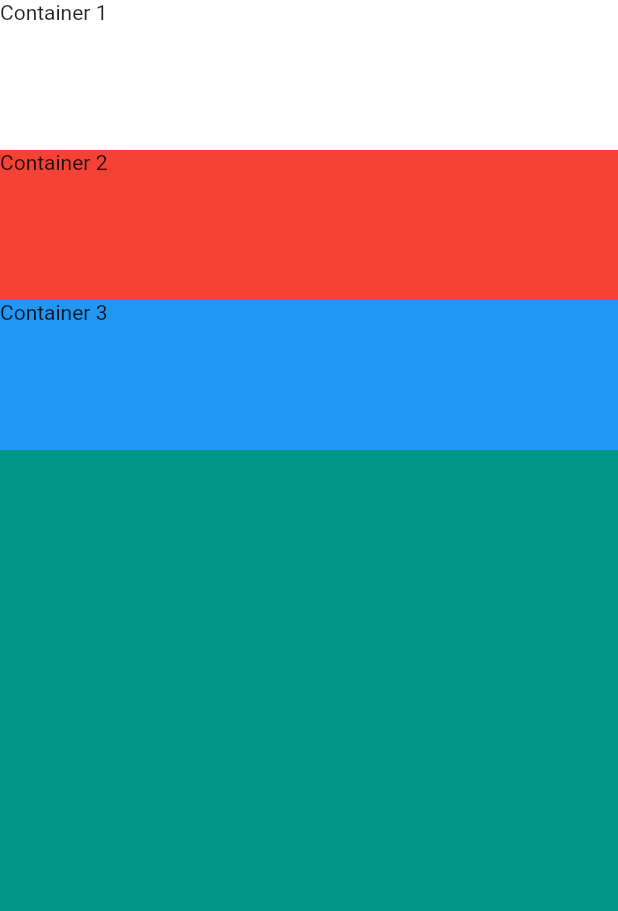
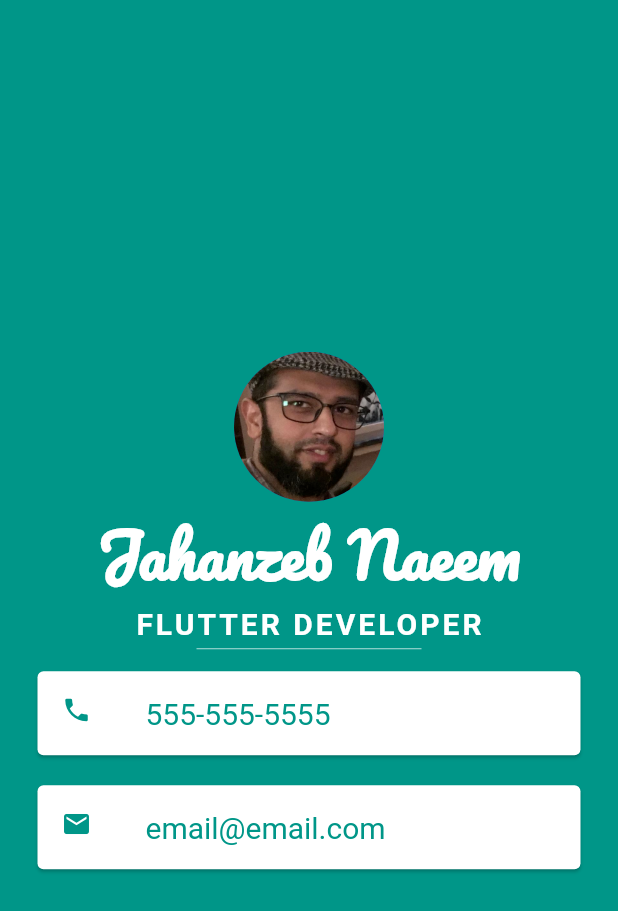
Before and after one commit to jahanzebnaeem/nexskillflutterdevbatch4, a Flutter app: the screen it shows after launch, on a phone screen of 412 x 824 dp. Shown: the top 911 px of the screen. Run offline on Flutter 3.47's test engine with Material 2 defaults, Android fonts, the phone set to English and light mode, and no system bars.

Commit message:
Lecture 4
Complete visiting card app.

```diff
--- a/mi_card_flutter/lib/main.dart
+++ b/mi_card_flutter/lib/main.dart
@@ -16,23 +16,71 @@
         backgroundColor: Colors.teal,
         body: SafeArea(
           child: Column(
-            crossAxisAlignment: CrossAxisAlignment.stretch,
+            mainAxisAlignment: MainAxisAlignment.center,
             children: [
-              Container(
-                height: 100,
-                color: Colors.white,
-                child: Text('Container 1'),
+              CircleAvatar(
+                radius: 50.0,
+                backgroundImage: AssetImage('images/jahanzeb.png'),
               ),
-              Container(
-                height: 100,
-                color: Colors.red,
-                child: Text('Container 2'),
+              Text(
+                'Jahanzeb Naeem',
+                style: TextStyle(
+                  color: Colors.white,
+                  fontSize: 40.0,
+                  fontFamily: 'Pacifico',
+                  fontWeight: FontWeight.bold,
+                ),
               ),
-              Container(
-                height: 100,
-                color: Colors.blue,
-                child: Text('Container 3'),
+              Text(
+                'FLUTTER DEVELOPER',
+                style: TextStyle(
+                  color: Colors.white,
+                  fontSize: 20.0,
+                  fontWeight: FontWeight.bold,
+                  letterSpacing: 2.0,
+                ),
               ),
+              SizedBox(
+                height: 10.0,
+                width: 150.0,
+                child: Divider(
+                  color: Colors.teal.shade100,
+                ),
+              ),
+              const Card(
+                margin: EdgeInsets.symmetric(vertical: 10.0, horizontal: 25.0),
+                child: ListTile(
+                  leading: Icon(
+                    Icons.phone,
+                    color: Colors.teal,
+                    size: 20.0,
+                  ),
+                  title: Text(
+                    '555-555-5555',
+                    style: TextStyle(
+                      fontSize: 20.0,
+                      color: Colors.teal,
+                    ),
+                  ),
+                ),
+              ),
+              const Card(
+                margin: EdgeInsets.symmetric(vertical: 10.0, horizontal: 25.0),
+                child: ListTile(
+                  leading: Icon(
+                    Icons.email,
+                    color: Colors.teal,
+                    size: 20.0,
+                  ),
+                  title: Text(
+                    'email@email.com',
+                    style: TextStyle(
+                      fontSize: 20.0,
+                      color: Colors.teal,
+                    ),
+                  ),
+                ),
+              )
             ],
           ),
         ),
```
Also changed, not shown: mi_card_flutter/pubspec.yaml (+6 -6 lines), mi_card_flutter/fonts/Pacifico-Regular.ttf (added), mi_card_flutter/images/jahanzeb.png (added).
